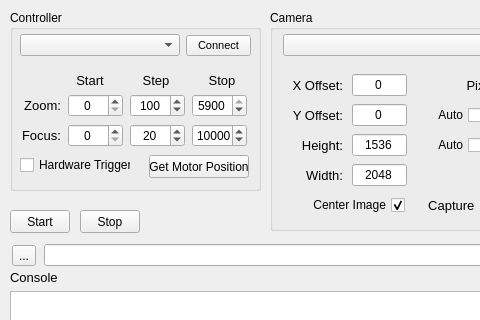
The window that capture_gui/src/capture_gui.ui (NSWC-Crane/passive_range) describes before a commit, drawn with Qt 5; both pictures show x 0 to 480 and y 0 to 320 of the 640 by 600 pixel window.
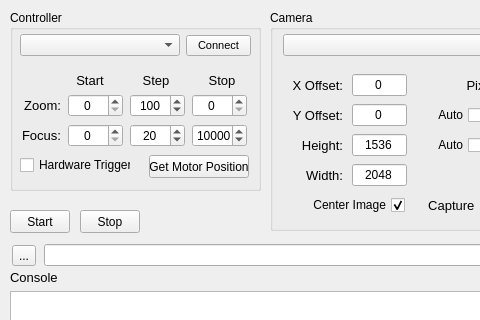
The same window after the commit.

Commit message: updated code to set exposure time on startup

What changed in the file:
```diff
--- a/capture_gui/src/capture_gui.ui
+++ b/capture_gui/src/capture_gui.ui
@@ -520,7 +520,7 @@
          <number>20</number>
         </property>
         <property name="value">
-         <number>5900</number>
+         <number>0</number>
         </property>
        </widget>
       </item>
```
The commit also changes 1 other file.
